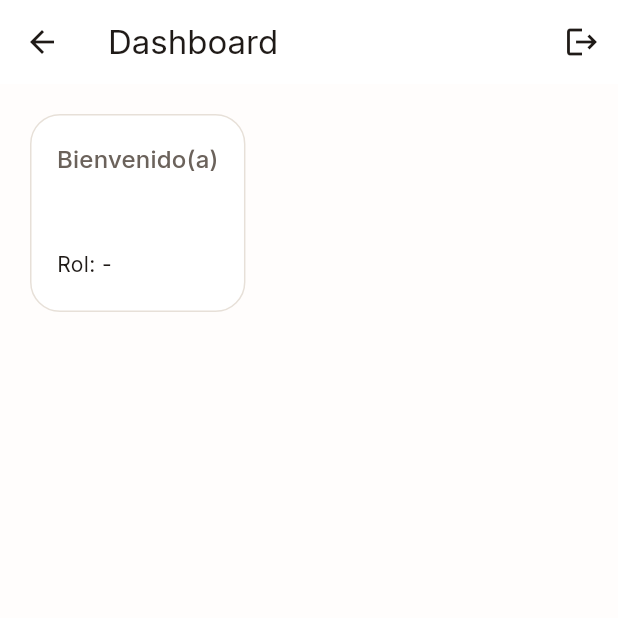
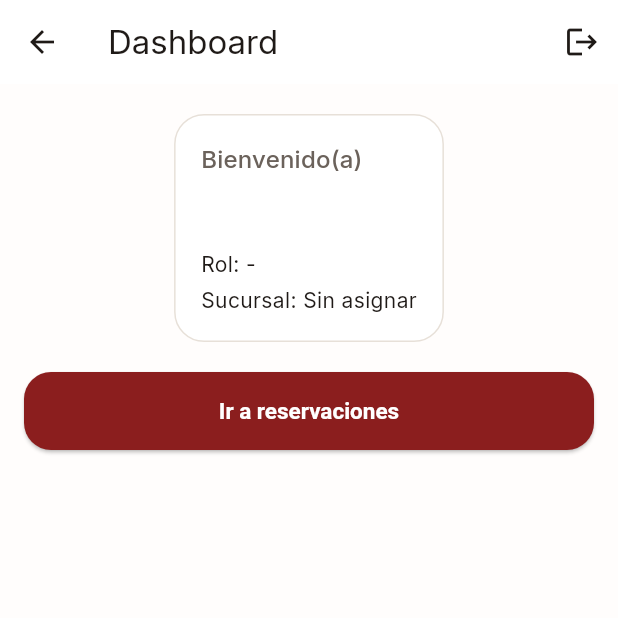
Before and after one commit to DevCraftersEnterprise/focacha-reservations-app, a Flutter app: the DashboardPage screen opened directly, on a phone screen of 412 x 824 dp, the top half of it. Run offline on Flutter 3.47's test engine with Material 3 defaults, Android fonts, the phone set to English and light mode, and no system bars; our stand-ins replace dio, flutter_riverpod, flutter_secure_storage, go_router, google_fonts; accounts and stored records are empty.

Commit message:
Add branch name display and navigation button to ReservationsPage in DashboardPage

```diff
--- a/lib/features/dashboard/presentation/pages/dashboard_page.dart
+++ b/lib/features/dashboard/presentation/pages/dashboard_page.dart
@@ -4,6 +4,7 @@
 import '../../../../core/constants/app_colors.dart';
 import '../../../auth/presentation/pages/login_page.dart';
 import '../../../auth/presentation/providers/auth_provider.dart';
+import '../../../reservations/presentation/pages/reservations_page.dart';
 
 class DashboardPage extends ConsumerWidget {
   const DashboardPage({super.key});
@@ -59,9 +60,22 @@
                         style: Theme.of(context).textTheme.bodyMedium,
                       ),
                       const SizedBox(height: 4),
+                      Text(
+                        'Sucursal: ${session?.user.branch?.name ?? 'Sin asignar'}',
+                        style: Theme.of(context).textTheme.bodyMedium,
+                      ),
                     ],
                   ),
                 ),
+              ),
+              const SizedBox(height: 16),
+              ElevatedButton(
+                onPressed: () {
+                  Navigator.of(context).push(
+                    MaterialPageRoute(builder: (_) => const ReservationsPage()),
+                  );
+                },
+                child: const Text('Ir a reservaciones'),
               ),
             ],
           ),
--- a/lib/features/reservations/presentation/pages/reservations_page.dart
+++ b/lib/features/reservations/presentation/pages/reservations_page.dart
@@ -7,7 +7,9 @@
   Widget build(BuildContext context) {
     return Scaffold(
       appBar: AppBar(title: const Text('Reservaciones')),
-      body: const SafeArea(child: Center(child: Text('Reservaciones base'))),
+      body: const SafeArea(
+        child: Center(child: Text('Módulo base de reservaciones')),
+      ),
     );
   }
 }
```
